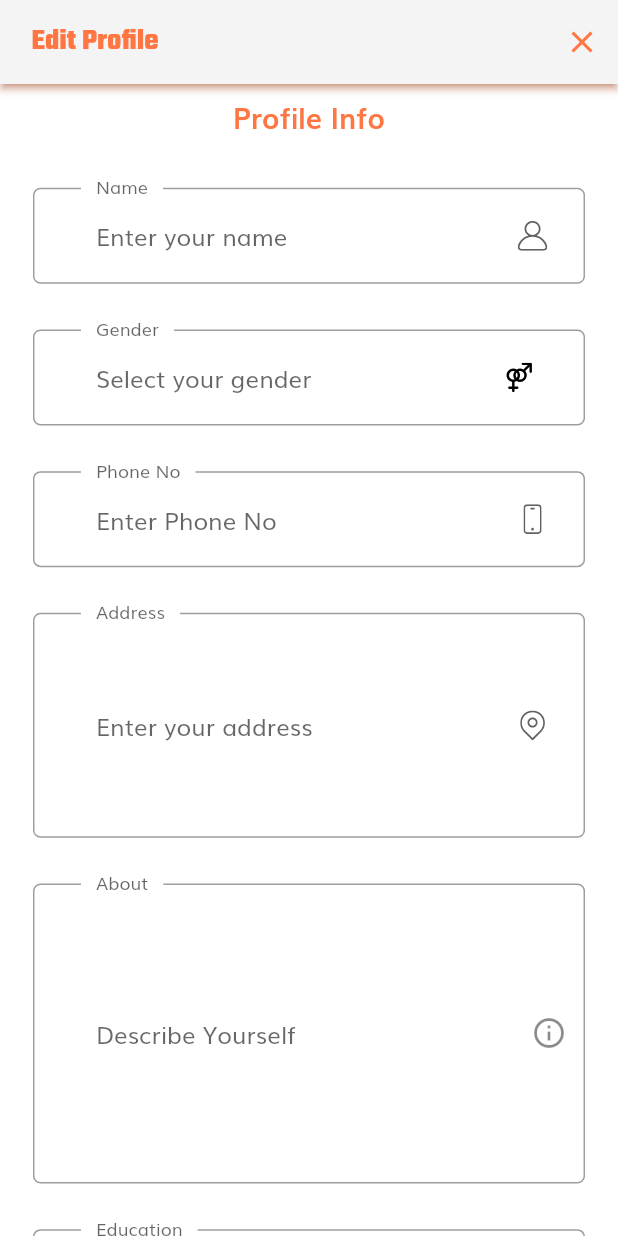
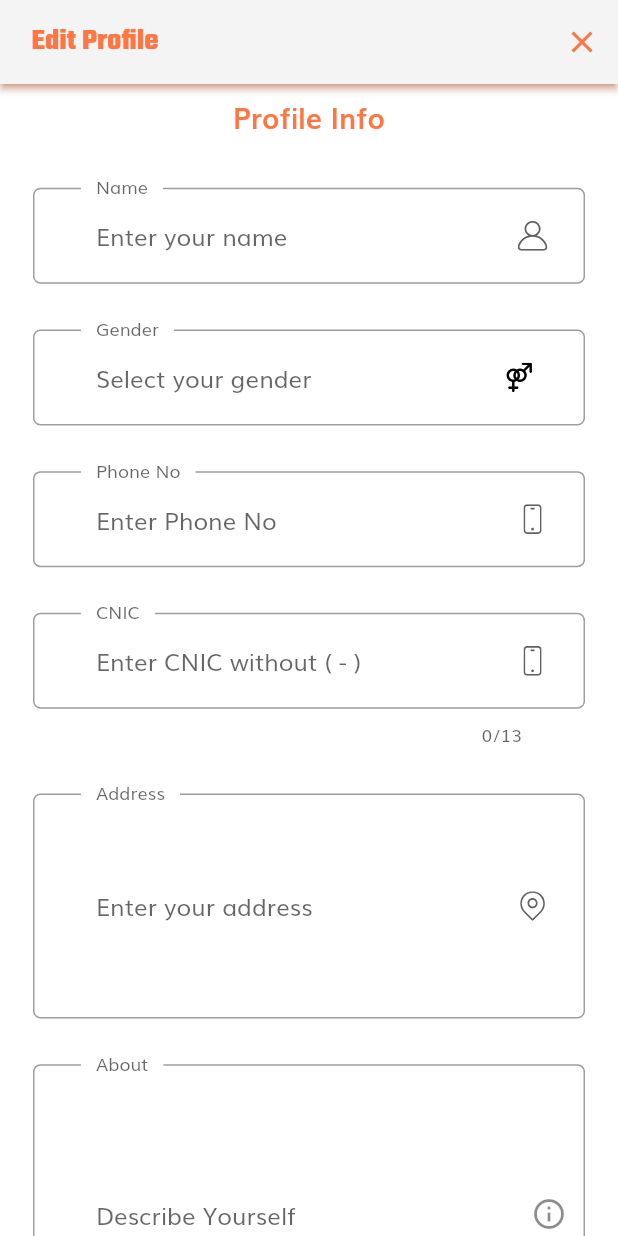
Before and after one commit to shafiquecbl/Instant-Tasker, a Flutter app: the EditProfile screen opened directly, on a phone screen of 412 x 824 dp. Run offline on Flutter 3.47's test engine with Material 2 defaults, Android fonts, the phone set to English and light mode, and no system bars; our stand-ins replace cloud_firestore, curved_navigation_bar, firebase_auth, firebase_core, firebase_storage, flutter_rating_bar and 4 more; accounts and stored records are empty; network calls fail.

Commit message:
March 1 - 3:36 AM

```diff
--- a/lib/screens/Home_Screen/components/pages/More/user_profile/Edit Profile/edit_profile_form.dart
+++ b/lib/screens/Home_Screen/components/pages/More/user_profile/Edit Profile/edit_profile_form.dart
@@ -103,6 +103,8 @@ class _EditProfileFormState extends State<EditProfileForm> {
                 getGenderFormField(),
                 SizedBox(height: getProportionateScreenHeight(30)),
                 getPhoneNoFormField(),
+                SizedBox(height: getProportionateScreenHeight(30)),
+                getCNICFormField(),
                 SizedBox(height: getProportionateScreenHeight(30)),
                 getAddressFormField(),
                 SizedBox(height: getProportionateScreenHeight(30)),
@@ -237,17 +239,19 @@ class _EditProfileFormState extends State<EditProfileForm> {
 
   TextFormField getCNICFormField() {
     return TextFormField(
+      keyboardType: TextInputType.number,
       initialValue: storeCnic,
+      maxLength: 13,
       onSaved: (newValue) => cnic = newValue,
       onChanged: (value) {
         if (value.isNotEmpty) {
-          removeError(error: kPhoneNumberNullError);
+          removeError(error: "Enter your CNIC");
           cnic = value;
         } else {}
       },
       validator: (value) {
         if (value.isEmpty) {
-          addError(error: kPhoneNumberNullError);
+          addError(error: "Enter your CNIC");
           return "";
         }
         return null;
--- a/lib/screens/otp/otp_screen.dart
+++ b/lib/screens/otp/otp_screen.dart
@@ -5,7 +5,7 @@ import 'components/body.dart';
 
 class OtpScreen extends StatefulWidget {
   final String phoneNo;
-  OtpScreen({@required this.phoneNo});
+  OtpScreen({this.phoneNo});
   static String routeName = "/otp";
 
   @override
```
Also changed, not shown: lib/screens/Home_Screen/components/pages/More/Verification/verification.dart (+4 -5 lines), lib/screens/otp/components/otp_form.dart (+11 -2 lines).
